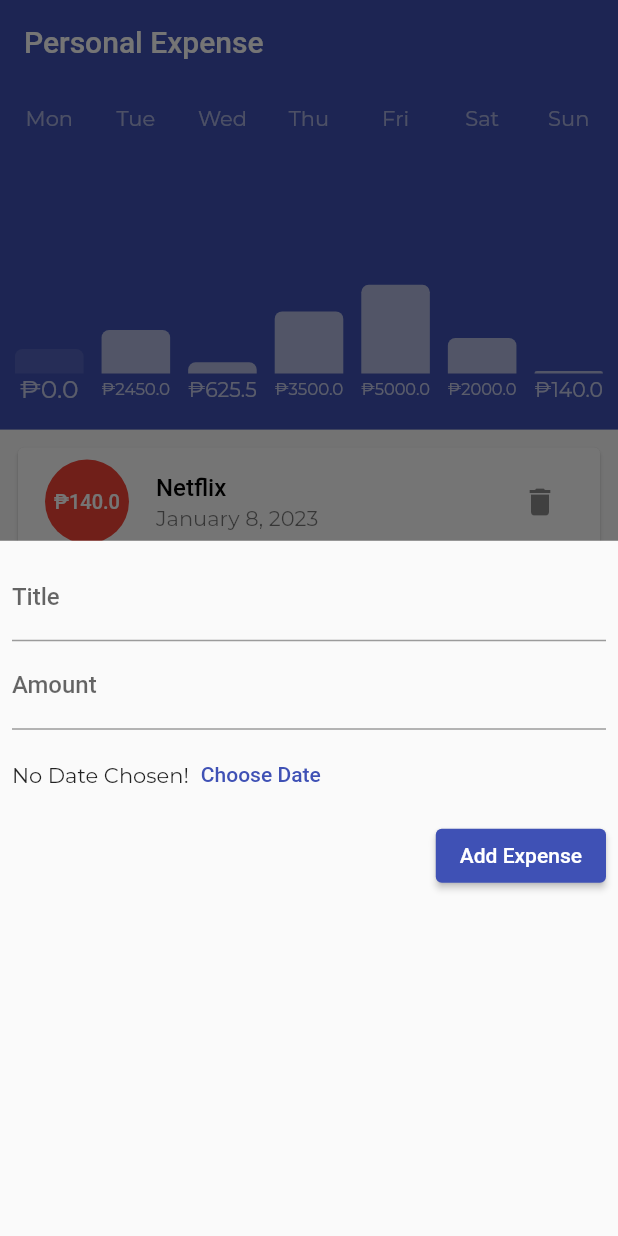
After one commit to invancible/personal-expense, a Flutter app: the screen it shows after launch, after a tap on the "add" icon, on a phone screen of 412 x 824 dp. The commit adds this screen. Run offline on Flutter 3.47's test engine with Material 2 defaults, Android fonts, the phone set to English and light mode, and no system bars.

Commit message:
add fab and modal for adding new expense

```diff
--- a/lib/expense_tracker/models/expense.dart
+++ b/lib/expense_tracker/models/expense.dart
@@ -112,6 +112,18 @@ class Expenses with ChangeNotifier {
     });
   }
 
+  void addExpense(String title, double amount, DateTime date) {
+    final newExpense = Expense(
+      id: DateTime.now().toString(),
+      title: title,
+      amount: amount,
+      date: date,
+    );
+
+    _items.add(newExpense);
+    notifyListeners();
+  }
+
   void deleteExpense(String id) {
     _items.removeWhere((element) => element.id == id);
     notifyListeners();
--- a/lib/expense_tracker/screens/expense_tracker_screen.dart
+++ b/lib/expense_tracker/screens/expense_tracker_screen.dart
@@ -4,6 +4,7 @@ import 'package:provider/provider.dart';
 import '../models/expense.dart';
 import '../widgets/chart.dart';
 import '../widgets/expense_list.dart';
+import '../widgets/fab.dart';
 
 class ExpenseTrackerScreen extends StatelessWidget {
   const ExpenseTrackerScreen({super.key});
@@ -35,6 +36,8 @@ class ExpenseTrackerScreen extends StatelessWidget {
             ),
           ],
         ),
+        floatingActionButtonLocation: FloatingActionButtonLocation.centerFloat,
+        floatingActionButton: Fab(),
       ),
     );
   }
--- /dev/null
+++ b/lib/expense_tracker/widgets/add_new_expense.dart
@@ -0,0 +1,95 @@
+import 'package:flutter/material.dart';
+import 'package:intl/intl.dart';
+
+import '../models/expense.dart';
+
+class AddNewExpense extends StatefulWidget {
+  final Expenses expenses;
+  const AddNewExpense({
+    super.key,
+    required this.expenses,
+  });
+
+  @override
+  State<AddNewExpense> createState() => _AddNewExpenseState();
+}
+
+class _AddNewExpenseState extends State<AddNewExpense> {
+  final _titleController = TextEditingController();
+  final _amountController = TextEditingController();
+  DateTime? _dateChosen;
+
+  void _openDatePicker() {
+    showDatePicker(
+      context: context,
+      initialDate: DateTime.now(),
+      firstDate: DateTime(2023),
+      lastDate: DateTime.now(),
+    ).then((pickedDate) {
+      if (pickedDate == null) {
+        return;
+      }
+      setState(() {
+        _dateChosen = pickedDate;
+      });
+    });
+  }
+
+  void _submitData() {
+    if (_amountController.text.isEmpty) {
+      return;
+    }
+    final enteredTitle = _titleController.text;
+    final enteredAmount = double.parse(_amountController.text);
+
+    if (enteredTitle.isEmpty || enteredAmount <= 0 || _dateChosen == null) {
+      return;
+    }
+
+    widget.expenses.addExpense(enteredTitle, enteredAmount, _dateChosen!);
+
+    Navigator.of(context).pop();
+  }
+
+  @override
+  Widget build(BuildContext context) {
+    return Padding(
+      padding: const EdgeInsets.all(8.0),
+      child: Column(
+        crossAxisAlignment: CrossAxisAlignment.end,
+        children: [
+          TextField(
+            decoration: const InputDecoration(labelText: 'Title'),
+            controller: _titleController,
+          ),
+          TextField(
+            decoration: const InputDecoration(labelText: 'Amount'),
+            controller: _amountController,
+            keyboardType: TextInputType.number,
+          ),
+          const SizedBox(
+            height: 6,
+          ),
+          Row(
+            children: [
+              Text(_dateChosen == null
+                  ? 'No Date Chosen!'
+                  : 'Picked Date: ${DateFormat.yMd().format(_dateChosen!)}'),
+              TextButton(
+                onPressed: _openDatePicker,
+                child: const Text('Choose Date'),
+              ),
+            ],
+          ),
+          const SizedBox(
+            height: 6,
+          ),
+          ElevatedButton(
+            onPressed: _submitData,
+            child: const Text('Add Expense'),
+          ),
+        ],
+      ),
+    );
+  }
+}
--- /dev/null
+++ b/lib/expense_tracker/widgets/fab.dart
@@ -0,0 +1,34 @@
+import 'package:flutter/material.dart';
+import 'package:provider/provider.dart';
+
+import '../models/expense.dart';
+import './add_new_expense.dart';
+
+class Fab extends StatelessWidget {
+  const Fab({super.key});
+
+  void openAddModal(BuildContext ctx, Expenses expenses) {
+    showModalBottomSheet(
+        context: ctx,
+        builder: ((_) {
+          return GestureDetector(
+            onTap: () {},
+            behavior: HitTestBehavior.opaque,
+            child: AddNewExpense(
+              expenses: expenses,
+            ),
+          );
+        }));
+  }
+
+  @override
+  Widget build(BuildContext context) {
+    final expenses = Provider.of<Expenses>(context);
+
+    return FloatingActionButton(
+      onPressed: () => openAddModal(context, expenses),
+      backgroundColor: Theme.of(context).colorScheme.secondary,
+      child: const Icon(Icons.add),
+    );
+  }
+}
```
